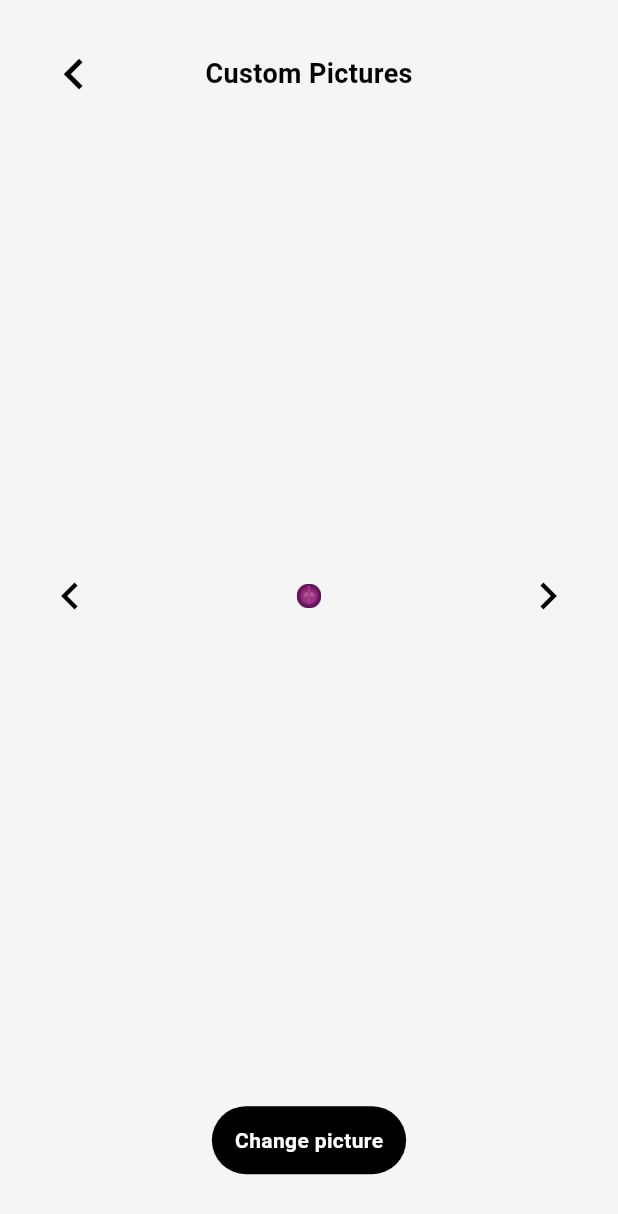
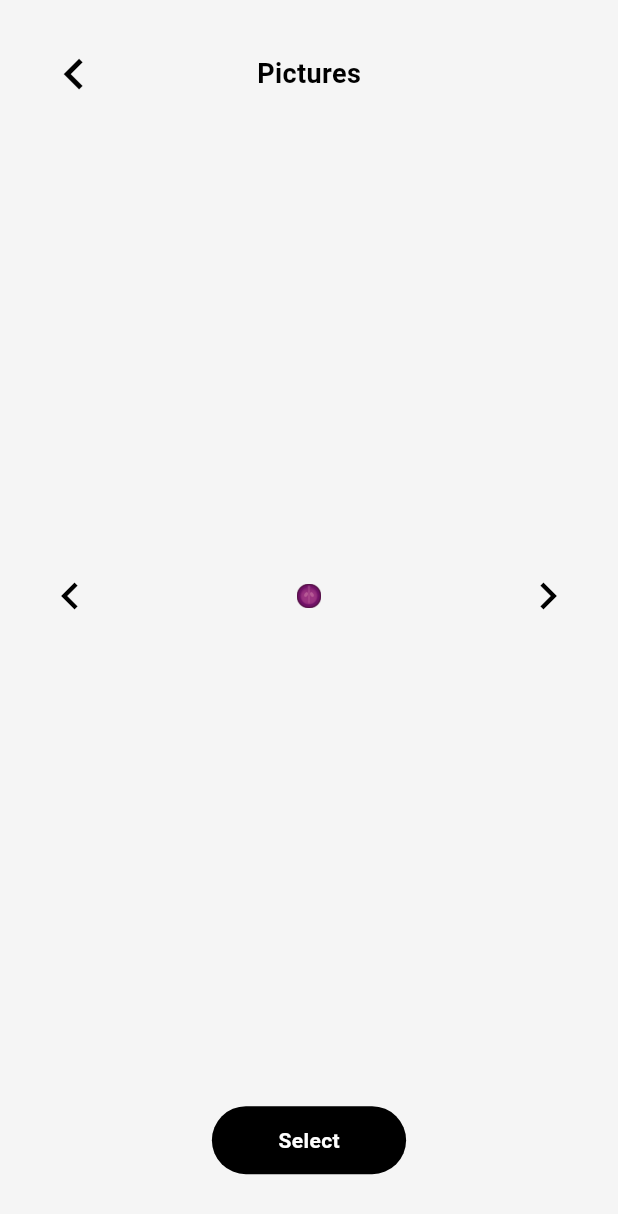
Before and after one commit to leechanwoo-kor/wamel, a Flutter app: the LevelSettingPage screen opened directly, on a phone screen of 412 x 824 dp. Shown: the top 1214 px of the screen. Run offline on Flutter 3.47's test engine with Material 3 defaults, Android fonts, the phone set to English and light mode, and no system bars; our stand-ins replace hive, image_picker, sensors_plus, share_plus; missing offline and left inert: crop, flame, flame_audio, flame_forge2d; accounts and stored records are empty.

Commit message:
:pencil2: Fix typos.

```diff
--- a/lib/pages/about_page.dart
+++ b/lib/pages/about_page.dart
@@ -23,7 +23,7 @@ class AboutPage extends StatelessWidget {
               children: [
                 _topAction(),
                 lExpanded(),
-                lExpanded(flex: 10),
+                // lExpanded(flex: 10),
                 lText(
                   'A',
                   bold: true,
@@ -48,7 +48,7 @@ class AboutPage extends StatelessWidget {
                 Image.asset(
                   // 'assets/images/qr.jpg',
                   'assets/images/ai.jpg',
-                  width: 30.vw,
+                  width: 75.vw,
                 ),
                 lExpanded(flex: 10, child: _homeSite()),
                 _madeWithLove(),
--- a/lib/pages/setting/background_page.dart
+++ b/lib/pages/setting/background_page.dart
@@ -71,7 +71,7 @@ class _BackgroundPageState extends State<BackgroundPage> {
             ),
             lExpanded(
                 child: lText(
-              'Replacement of background',
+              'Background',
               bold: true,
               size: 18,
             )),
@@ -90,7 +90,7 @@ class _BackgroundPageState extends State<BackgroundPage> {
           mainAxisAlignment: MainAxisAlignment.spaceEvenly,
           children: [
             lButton(
-              'Replace the picture',
+              'Select',
               onTap: _pickImage,
               height: 5.vw * 2.2,
               colorBg: Colors.black,
--- a/lib/pages/setting/game_setting_page.dart
+++ b/lib/pages/setting/game_setting_page.dart
@@ -125,7 +125,7 @@ class _GameSettingPageState extends State<GameSettingPage> {
             ),
             lExpanded(),
             lButton(
-              'Advanced Settings',
+              'Advanced',
               onTap: _more,
               height: 5.vw * 2.2,
               colorBg: Colors.black,
--- a/lib/pages/setting/inner_level_page.dart
+++ b/lib/pages/setting/inner_level_page.dart
@@ -98,7 +98,7 @@ class _InnerLevelPageState extends State<InnerLevelPage> {
             ),
             lExpanded(
                 child: lText(
-              'Change theme',
+              'Theme',
               bold: true,
               size: 18,
             )),
--- a/lib/pages/setting/level_setting_page.dart
+++ b/lib/pages/setting/level_setting_page.dart
@@ -151,7 +151,7 @@ class _LevelSettingPageState extends State<LevelSettingPage> {
             ),
             lExpanded(
                 child: lText(
-              'Custom Pictures',
+              'Pictures',
               bold: true,
               size: 18,
             )),
@@ -170,7 +170,7 @@ class _LevelSettingPageState extends State<LevelSettingPage> {
           mainAxisAlignment: MainAxisAlignment.spaceEvenly,
           children: [
             lButton(
-              'Change picture',
+              'Select',
               onTap: _pickImage,
               height: 5.vw * 2.2,
               colorBg: Colors.black,
--- a/lib/pages/setting/more_setting_page.dart
+++ b/lib/pages/setting/more_setting_page.dart
@@ -28,11 +28,11 @@ class MoreSettingPage extends StatelessWidget {
               children: [
                 _topAction(),
                 lExpanded(),
-                _button('Change theme', InnerLevelPage()),
+                _button('Theme', InnerLevelPage()),
                 lHeight(10.vw),
-                _button('Change background', BackgroundPage()),
+                _button('Background', BackgroundPage()),
                 lHeight(10.vw),
-                _button('Change picture', LevelSettingPage()),
+                _button('Picture', LevelSettingPage()),
                 lExpanded(),
               ],
             ),
```
